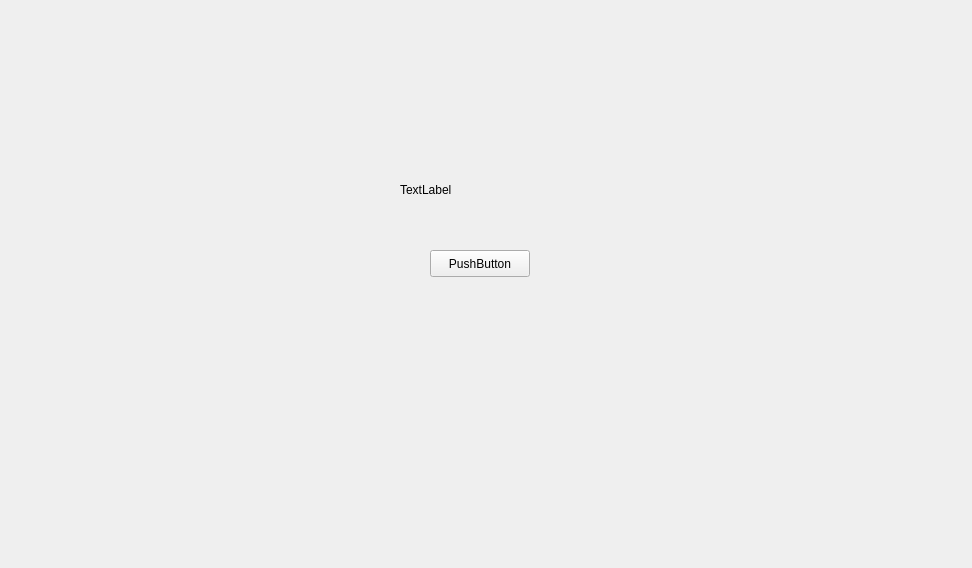
First picture: the form in secondwindow.ui, repository hellboy6-66/L.S.P., before the edit.
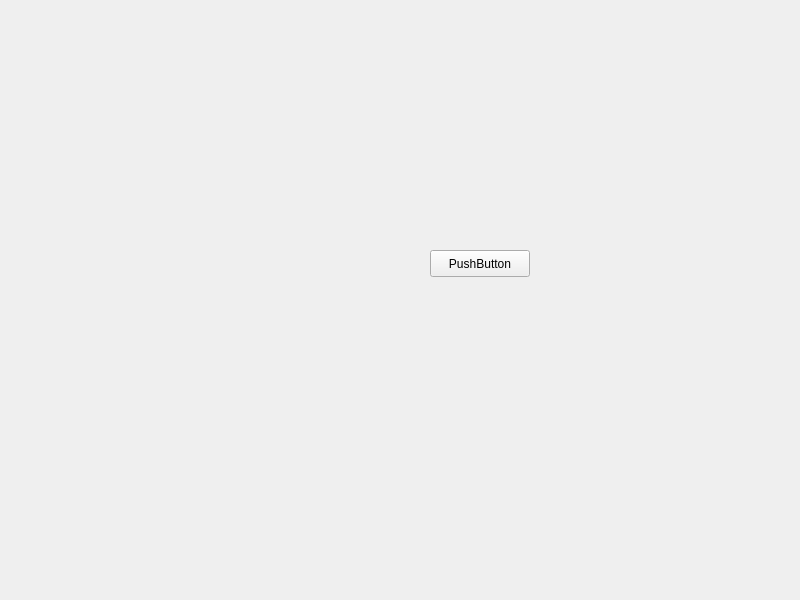
Second picture: the form after the edit.

Commit message: upd0.9 верхняя панель во втором окне и имя которое считывается из json

Diff of the .ui file:
```diff
--- a/secondwindow.ui
+++ b/secondwindow.ui
@@ -6,10 +6,16 @@
    <rect>
     <x>0</x>
     <y>0</y>
-    <width>972</width>
-    <height>568</height>
+    <width>800</width>
+    <height>600</height>
    </rect>
   </property>
+  <property name="minimumSize">
+   <size>
+    <width>800</width>
+    <height>600</height>
+   </size>
+  </property>
   <property name="windowTitle">
    <string>L.S.P.</string>
   </property>
@@ -26,19 +32,6 @@
     <string>PushButton</string>
    </property>
   </widget>
-  <widget class="QLabel" name="label">
-   <property name="geometry">
-    <rect>
-     <x>400</x>
-     <y>180</y>
-     <width>70</width>
-     <height>19</height>
-    </rect>
-   </property>
-   <property name="text">
-    <string>TextLabel</string>
-   </property>
-  </widget>
  </widget>
  <resources/>
  <connections/>
```
The commit also changes 2 other files.
